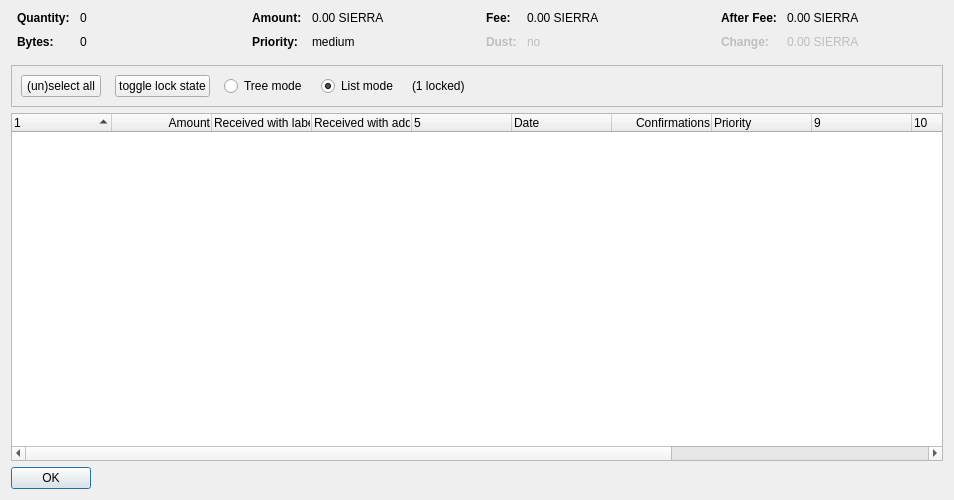
First picture: the form in src/qt/forms/coincontroldialog.ui, repository admecoin/siePJ, before the edit.
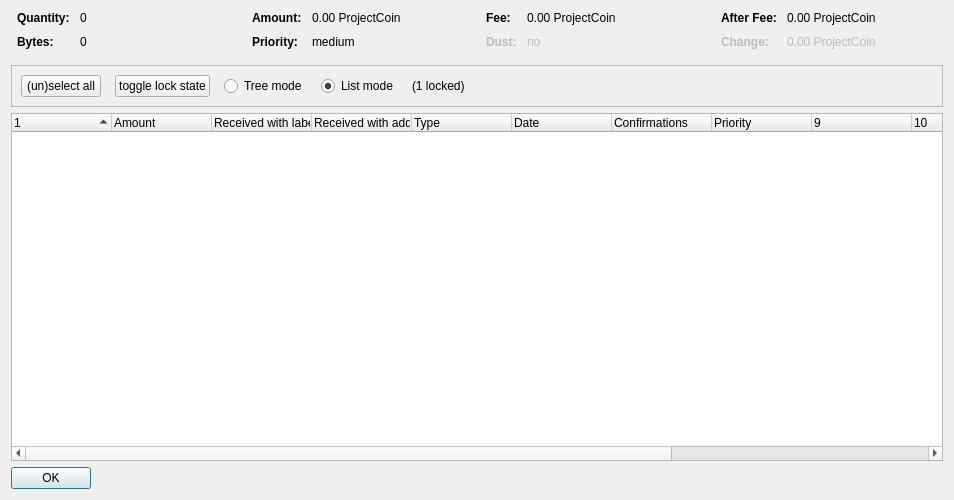
Second picture: the form after the edit. Custom widgets are drawn as their Qt base class.

```diff
--- a/src/qt/forms/coincontroldialog.ui
+++ b/src/qt/forms/coincontroldialog.ui
@@ -132,7 +132,7 @@
           <enum>Qt::ActionsContextMenu</enum>
          </property>
          <property name="text">
-          <string notr="true">0.00 SIERRA</string>
+          <string notr="true">0.00 ProjectCoin</string>
          </property>
          <property name="textInteractionFlags">
           <set>Qt::LinksAccessibleByMouse|Qt::TextSelectableByKeyboard|Qt::TextSelectableByMouse</set>
@@ -206,7 +206,7 @@
           <enum>Qt::ActionsContextMenu</enum>
          </property>
          <property name="text">
-          <string notr="true">0.00 SIERRA</string>
+          <string notr="true">0.00 ProjectCoin</string>
          </property>
          <property name="textInteractionFlags">
           <set>Qt::LinksAccessibleByMouse|Qt::TextSelectableByKeyboard|Qt::TextSelectableByMouse</set>
@@ -286,7 +286,7 @@
           <enum>Qt::ActionsContextMenu</enum>
          </property>
          <property name="text">
-          <string notr="true">0.00 SIERRA</string>
+          <string notr="true">0.00 ProjectCoin</string>
          </property>
          <property name="textInteractionFlags">
           <set>Qt::LinksAccessibleByMouse|Qt::TextSelectableByKeyboard|Qt::TextSelectableByMouse</set>
@@ -321,7 +321,7 @@
           <enum>Qt::ActionsContextMenu</enum>
          </property>
          <property name="text">
-          <string notr="true">0.00 SIERRA</string>
+          <string notr="true">0.00 ProjectCoin</string>
          </property>
          <property name="textInteractionFlags">
           <set>Qt::LinksAccessibleByMouse|Qt::TextSelectableByKeyboard|Qt::TextSelectableByMouse</set>
@@ -464,9 +464,6 @@
       <property name="text">
        <string>Amount</string>
       </property>
-      <property name="textAlignment">
-       <set>AlignTrailing|AlignVCenter</set>
-      </property>
      </column>
      <column>
       <property name="text">
@@ -480,7 +477,7 @@
      </column>
      <column>
       <property name="text">
-       <string/>
+	<string>Type</string>
       </property>
      </column>
      <column>
@@ -495,9 +492,6 @@
       <property name="toolTip">
        <string>Confirmed</string>
       </property>
-      <property name="textAlignment">
-       <set>AlignTrailing|AlignVCenter</set>
-      </property>
      </column>
      <column>
       <property name="text">
```
